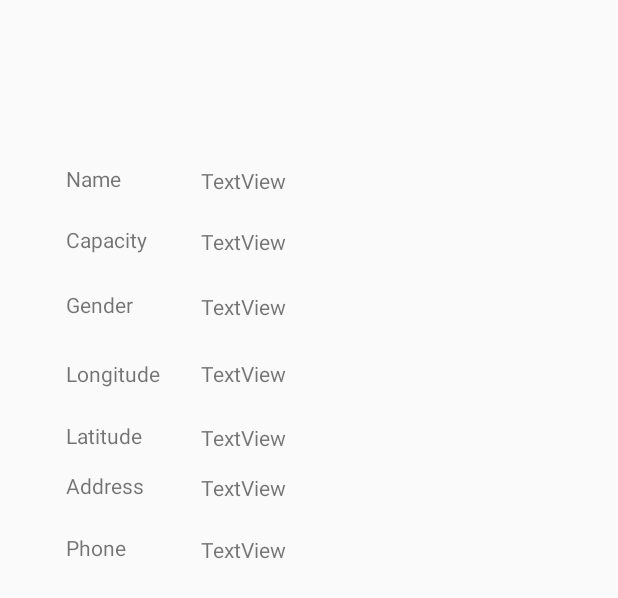
After one commit to sscheele/shelter-helper, an Android app: the layout activity_shelter_detail_view.xml on its own in the app's theme, with its tools: preview values and no code run, on a phone screen of 412 x 824 dp. The commit adds this screen. Shown: the top 598 px of the screen. Run offline under Robolectric (Android 15) with nearby library versions, the phone set to English and light mode, and no system bars.

Commit message:
Add shelter detail view

```diff
--- a/app/build.gradle
+++ b/app/build.gradle
@@ -29,4 +29,5 @@ dependencies {
     compile 'com.google.firebase:firebase-database:11.8.0'
 }
 
+
 apply plugin: 'com.google.gms.google-services'
--- a/app/src/main/AndroidManifest.xml
+++ b/app/src/main/AndroidManifest.xml
@@ -18,7 +18,8 @@
         </activity>
         <activity android:name=".LoginActivity" />
         <activity android:name=".MainActivity" />
-        <activity android:name=".RegisterActivity"></activity>
+        <activity android:name=".RegisterActivity" />
+        <activity android:name=".shelter_detail_view"></activity>
     </application>
 
 </manifest>
--- a/app/src/main/java/com/a2340/shelterhelper/MainActivity.java
+++ b/app/src/main/java/com/a2340/shelterhelper/MainActivity.java
@@ -1,10 +1,12 @@
 package com.a2340.shelterhelper;
 
 import android.app.Activity;
+import android.content.Context;
 import android.content.Intent;
 import android.support.v7.app.AppCompatActivity;
 import android.os.Bundle;
 import android.view.View;
+import android.widget.AdapterView;
 import android.widget.ArrayAdapter;
 import android.widget.Button;
 import android.widget.ListView;
@@ -27,6 +29,7 @@ public class MainActivity extends AppCompatActivity {
     protected void onCreate(Bundle savedInstanceState) {
         super.onCreate(savedInstanceState);
         setContentView(R.layout.activity_main);
+        final Context currContext = this;
 
         final ListView shelterListView = (ListView) findViewById(R.id.listview_shelter);
         final ArrayList<String> shelterNames = new ArrayList<>();
@@ -63,6 +66,14 @@ public class MainActivity extends AppCompatActivity {
             }
         });
 
+        shelterListView.setOnItemClickListener(new AdapterView.OnItemClickListener() {
+            @Override
+            public void onItemClick(AdapterView<?> adapterView, View view, int i, long l) {
+                Intent next = new Intent(currContext, shelter_detail_view.class);
+                next.putExtra("shelter", shelters.get(i));
+                startActivity(next);
+            }
+        });
         shelterListView.setAdapter(listAdapter);
 
         final Activity currActivity = this;
--- a/app/src/main/java/com/a2340/shelterhelper/Shelter.java
+++ b/app/src/main/java/com/a2340/shelterhelper/Shelter.java
@@ -1,12 +1,14 @@
 package com.a2340.shelterhelper;
 
 import com.google.firebase.database.IgnoreExtraProperties;
+
+import java.io.Serializable;
 
 /**
  * Created by sam on 3/7/18.
  */
 @IgnoreExtraProperties
-public class Shelter {
+public class Shelter implements Serializable {
     public String address;
     public String capacity;
     public double latitude;
--- /dev/null
+++ b/app/src/main/java/com/a2340/shelterhelper/shelter_detail_view.java
@@ -0,0 +1,23 @@
+package com.a2340.shelterhelper;
+
+import android.support.v7.app.AppCompatActivity;
+import android.os.Bundle;
+import android.widget.TextView;
+
+public class shelter_detail_view extends AppCompatActivity {
+
+    @Override
+    protected void onCreate(Bundle savedInstanceState) {
+        super.onCreate(savedInstanceState);
+        setContentView(R.layout.activity_shelter_detail_view);
+        Bundle b = getIntent().getExtras();
+        Shelter s = (Shelter) b.get("shelter");
+        ((TextView) findViewById(R.id.name_tv)).setText(s.name);
+        ((TextView) findViewById(R.id.capacity_tv)).setText(s.capacity);
+        ((TextView) findViewById(R.id.gender_tv)).setText(s.restrictions);
+        ((TextView) findViewById(R.id.longitude_tv)).setText("" + s.longitude);
+        ((TextView) findViewById(R.id.latitiude_tv)).setText("" + s.latitude);
+        ((TextView) findViewById(R.id.address_tv)).setText(s.address);
+        ((TextView) findViewById(R.id.phone_tv)).setText(s.phone);
+    }
+}
--- /dev/null
+++ b/app/src/main/res/layout/activity_shelter_detail_view.xml
@@ -0,0 +1,135 @@
+<?xml version="1.0" encoding="utf-8"?>
+<android.support.constraint.ConstraintLayout xmlns:android="http://schemas.android.com/apk/res/android"
+    xmlns:app="http://schemas.android.com/apk/res-auto"
+    xmlns:tools="http://schemas.android.com/tools"
+    android:layout_width="match_parent"
+    android:layout_height="match_parent"
+    tools:context="com.a2340.shelterhelper.shelter_detail_view">
+
+    <TextView
+        android:id="@+id/gender_tv"
+        android:layout_width="wrap_content"
+        android:layout_height="wrap_content"
+        android:layout_marginTop="24dp"
+        android:text="TextView"
+        app:layout_constraintStart_toStartOf="@+id/capacity_tv"
+        app:layout_constraintTop_toBottomOf="@+id/capacity_tv" />
+
+    <TextView
+        android:id="@+id/textView14"
+        android:layout_width="wrap_content"
+        android:layout_height="wrap_content"
+        android:layout_marginTop="24dp"
+        android:text="Gender"
+        app:layout_constraintStart_toStartOf="@+id/textView17"
+        app:layout_constraintTop_toBottomOf="@+id/textView17" />
+
+    <TextView
+        android:id="@+id/textView15"
+        android:layout_width="wrap_content"
+        android:layout_height="wrap_content"
+        android:layout_marginStart="44dp"
+        android:layout_marginTop="109dp"
+        android:text="Name"
+        app:layout_constraintStart_toStartOf="parent"
+        app:layout_constraintTop_toTopOf="parent" />
+
+    <TextView
+        android:id="@+id/textView16"
+        android:layout_width="wrap_content"
+        android:layout_height="wrap_content"
+        android:layout_marginTop="22dp"
+        android:text="Phone"
+        app:layout_constraintStart_toStartOf="@+id/textView18"
+        app:layout_constraintTop_toBottomOf="@+id/textView18" />
+
+    <TextView
+        android:id="@+id/textView17"
+        android:layout_width="wrap_content"
+        android:layout_height="wrap_content"
+        android:layout_marginTop="21dp"
+        android:text="Capacity"
+        app:layout_constraintStart_toStartOf="@+id/textView15"
+        app:layout_constraintTop_toBottomOf="@+id/textView15" />
+
+    <TextView
+        android:id="@+id/textView18"
+        android:layout_width="wrap_content"
+        android:layout_height="wrap_content"
+        android:layout_marginTop="14dp"
+        android:text="Address"
+        app:layout_constraintStart_toStartOf="@+id/textView19"
+        app:layout_constraintTop_toBottomOf="@+id/textView19" />
+
+    <TextView
+        android:id="@+id/textView19"
+        android:layout_width="wrap_content"
+        android:layout_height="wrap_content"
+        android:layout_marginTop="22dp"
+        android:text="Latitude"
+        app:layout_constraintStart_toStartOf="@+id/textView20"
+        app:layout_constraintTop_toBottomOf="@+id/textView20" />
+
+    <TextView
+        android:id="@+id/textView20"
+        android:layout_width="wrap_content"
+        android:layout_height="wrap_content"
+        android:text="Longitude"
+        app:layout_constraintBaseline_toBaselineOf="@+id/longitude_tv"
+        app:layout_constraintStart_toStartOf="@+id/textView14" />
+
+    <TextView
+        android:id="@+id/phone_tv"
+        android:layout_width="wrap_content"
+        android:layout_height="wrap_content"
+        android:layout_marginTop="22dp"
+        android:text="TextView"
+        app:layout_constraintStart_toStartOf="@+id/address_tv"
+        app:layout_constraintTop_toBottomOf="@+id/address_tv" />
+
+    <TextView
+        android:id="@+id/latitiude_tv"
+        android:layout_width="wrap_content"
+        android:layout_height="wrap_content"
+        android:layout_marginTop="23dp"
+        android:text="TextView"
+        app:layout_constraintStart_toStartOf="@+id/longitude_tv"
+        app:layout_constraintTop_toBottomOf="@+id/longitude_tv" />
+
+    <TextView
+        android:id="@+id/longitude_tv"
+        android:layout_width="wrap_content"
+        android:layout_height="wrap_content"
+        android:layout_marginTop="25dp"
+        android:text="TextView"
+        app:layout_constraintStart_toStartOf="@+id/gender_tv"
+        app:layout_constraintTop_toBottomOf="@+id/gender_tv" />
+
+    <TextView
+        android:id="@+id/address_tv"
+        android:layout_width="wrap_content"
+        android:layout_height="wrap_content"
+        android:layout_marginTop="14dp"
+        android:text="TextView"
+        app:layout_constraintStart_toStartOf="@+id/latitiude_tv"
+        app:layout_constraintTop_toBottomOf="@+id/latitiude_tv" />
+
+    <TextView
+        android:id="@+id/capacity_tv"
+        android:layout_width="wrap_content"
+        android:layout_height="wrap_content"
+        android:layout_marginTop="21dp"
+        android:text="TextView"
+        app:layout_constraintStart_toStartOf="@+id/name_tv"
+        app:layout_constraintTop_toBottomOf="@+id/name_tv" />
+
+    <TextView
+        android:id="@+id/name_tv"
+        android:layout_width="wrap_content"
+        android:layout_height="wrap_content"
+        android:layout_marginBottom="20dp"
+        android:layout_marginStart="36dp"
+        android:text="TextView"
+        app:layout_constraintBottom_toTopOf="@+id/textView17"
+        app:layout_constraintStart_toEndOf="@+id/textView17" />
+</android.support.constraint.ConstraintLayout>
```
